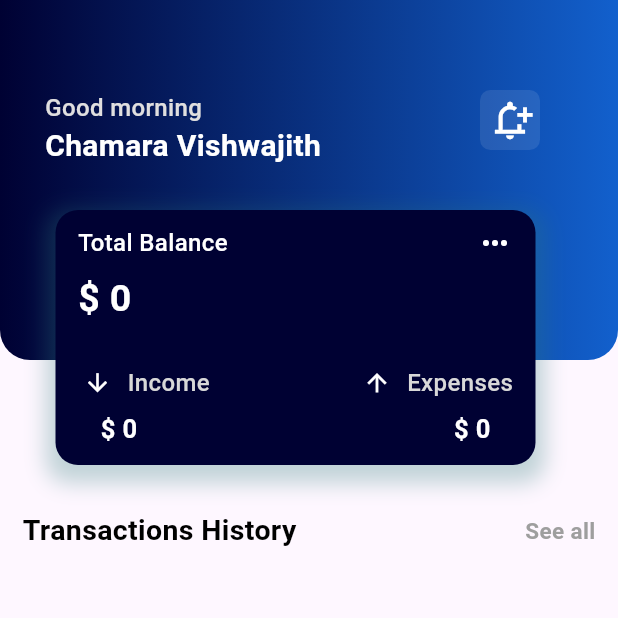
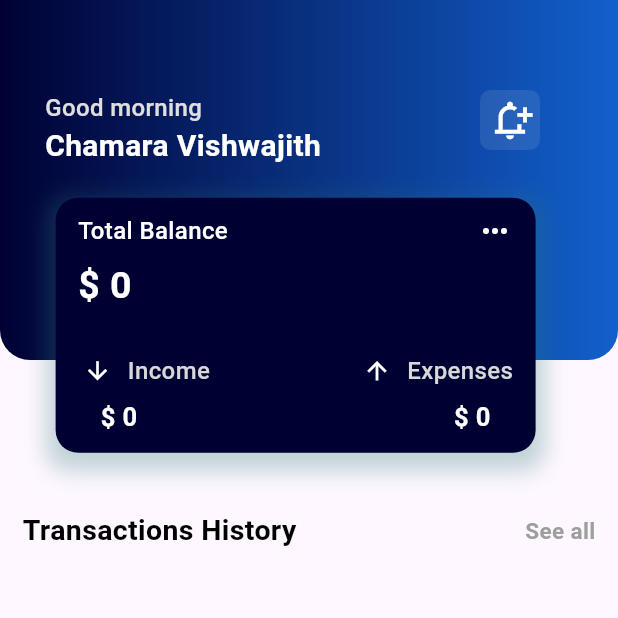
Before and after one commit to RMCV-Rajapaksha/Finance-app, a Flutter app: the Home screen opened directly, on a phone screen of 412 x 824 dp, the top half of it. Run offline on Flutter 3.47's test engine with Material 3 defaults, Android fonts, the phone set to English and light mode, and no system bars; our stand-ins replace device_preview, hive, hive_flutter, syncfusion_flutter_charts; missing offline and left inert: dart:html, dart:js; accounts and stored records are empty.

Commit message:
Refactor home.dart: Adjust widget dimensions based on screen size

```diff
--- a/finance_app/lib/Screens/home.dart
+++ b/finance_app/lib/Screens/home.dart
@@ -7,7 +7,7 @@ import 'package:finance_app/data/utlity.dart';
 import 'package:device_preview/device_preview.dart';
 
 class Home extends StatefulWidget {
-  const Home({Key? key}) : super(key: key);
+  Home({Key? key}) : super(key: key);
 
   @override
   State<Home> createState() => _HomeState();
@@ -27,6 +27,9 @@ class _HomeState extends State<Home> {
   ];
   @override
   Widget build(BuildContext context) {
+    MediaQueryData mediaQueryData = MediaQuery.of(context);
+    double screenWidth = mediaQueryData.size.width;
+    double screenHeight = mediaQueryData.size.height;
     return Scaffold(
         body: ValueListenableBuilder(
             valueListenable: box.listenable(),
@@ -34,7 +37,8 @@ class _HomeState extends State<Home> {
               return CustomScrollView(
                 slivers: [
                   SliverToBoxAdapter(
-                    child: SizedBox(height: 340, child: _head()),
+                    child: SizedBox(
+                        height: 340, child: _head(screenWidth, screenHeight)),
                   ),
                   SliverToBoxAdapter(
                     child: Padding(
@@ -115,7 +119,7 @@ class _HomeState extends State<Home> {
     );
   }
 
-  Widget _head() {
+  Widget _head(double screenWidth, double screenHeight) {
     return Stack(
       children: [
         Column(
@@ -186,8 +190,8 @@ class _HomeState extends State<Home> {
           ],
         ),
         Positioned(
-          top: 140,
-          left: 37,
+          top: screenHeight * 0.16,
+          left: screenWidth * 0.09,
           child: Container(
             height: 170,
             width: 320,
```
